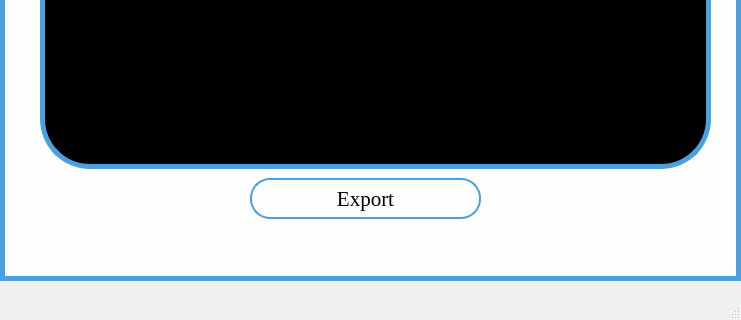
The window that Source Code/UI_Files/export.UI (shadabsk/Sign-Language-Recognition-Using-Hand-Gestures-Keras-PyQT5-OpenCV) describes before a commit, drawn with Qt 5; both pictures show x 0 to 741 and y 322 to 642 of the 741 by 642 pixel window.
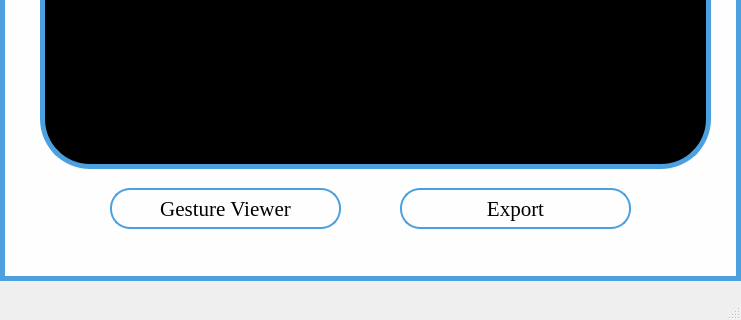
The same window after the commit. Icons and pictures are not drawn.

Commit message: implemented gesture viewer in export module and updated ui

Diff of the .ui file:
```diff
--- a/Source Code/UI_Files/export.UI
+++ b/Source Code/UI_Files/export.UI
@@ -85,8 +85,8 @@
    <widget class="QPushButton" name="pushButton_2">
     <property name="geometry">
      <rect>
-      <x>250</x>
-      <y>500</y>
+      <x>400</x>
+      <y>510</y>
       <width>231</width>
       <height>41</height>
      </rect>
@@ -357,6 +357,42 @@
      <string/>
     </property>
    </widget>
+   <widget class="QPushButton" name="pushButton_3">
+    <property name="geometry">
+     <rect>
+      <x>110</x>
+      <y>510</y>
+      <width>231</width>
+      <height>41</height>
+     </rect>
+    </property>
+    <property name="font">
+     <font>
+      <family>Times New Roman</family>
+      <pointsize>16</pointsize>
+      <weight>50</weight>
+      <italic>false</italic>
+      <bold>false</bold>
+     </font>
+    </property>
+    <property name="styleSheet">
+     <string notr="true">QPushButton#pushButton_3{
+color: black;
+background-color:#fefefe;
+border: 2px solid #4ba1df; border-radius:20px;
+font: 16pt &quot;Times New Roman&quot;;
+background-repeat:none;
+}
+QPushButton#pushButton_3:hover
+{
+	background-color:lightgreen;
+	color:black;
+}</string>
+    </property>
+    <property name="text">
+     <string>Gesture Viewer</string>
+    </property>
+   </widget>
   </widget>
   <widget class="QMenuBar" name="menubar">
    <property name="geometry">
```
The commit also changes 4 other files.
